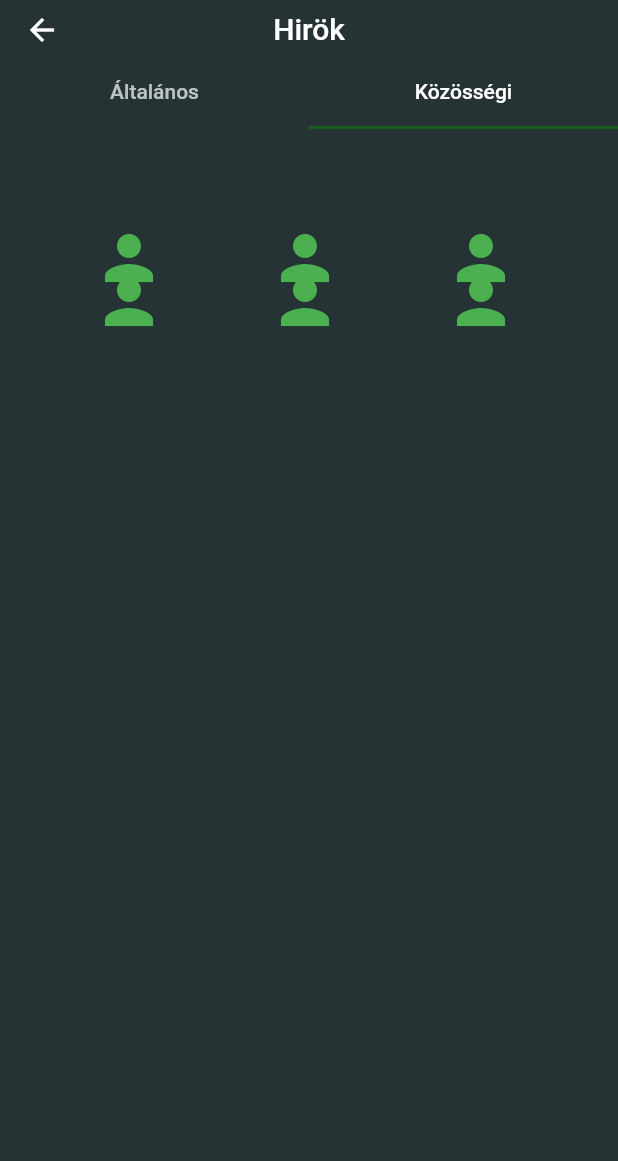
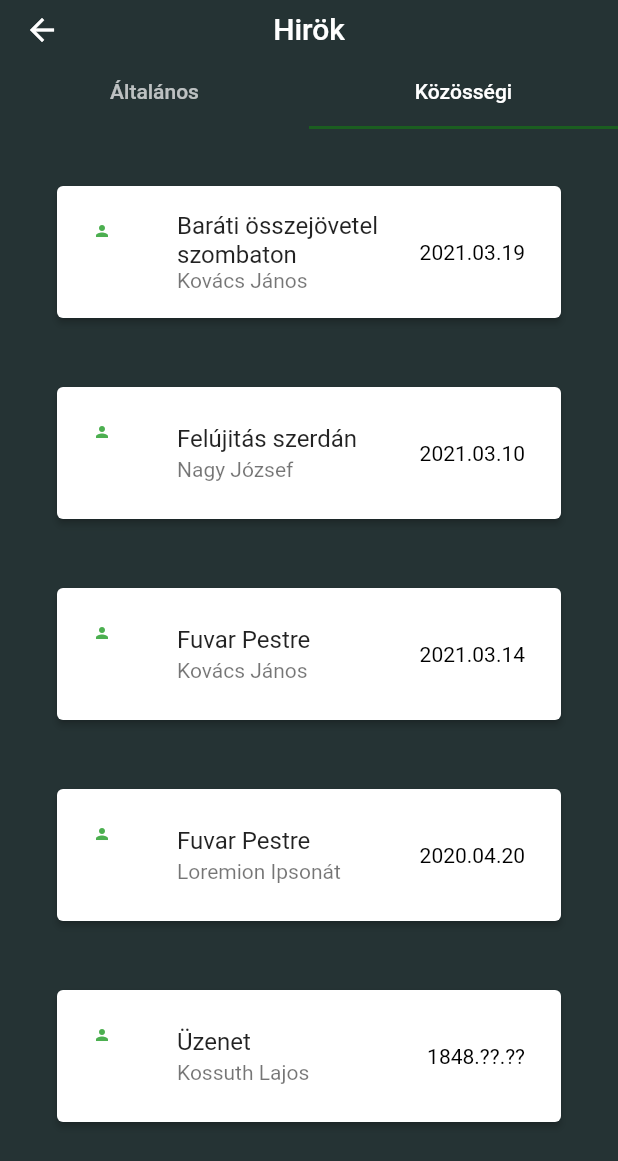
Before and after one commit to FutureCity-greenpeas/dugnad, a Flutter app: the News screen opened directly, tab 2 chosen, on a phone screen of 412 x 824 dp. Shown: the top 1161 px of the screen. Run offline on Flutter 3.47's test engine with Material 2 defaults, Android fonts, the phone set to English and light mode, and no system bars; our stand-ins replace hexcolor.

Commit message:
deleted newsRow.dart

```diff
--- a/dugnad/lib/news/listCard.dart
+++ b/dugnad/lib/news/listCard.dart
@@ -1,7 +1,7 @@
 import 'package:dugnad/news/listitem.dart';
 import 'package:flutter/material.dart';
 
-Widget listcard(ListItem item) {
+Widget listcard(ListItem item, BoxConstraints constraint) {
   return Card(
     elevation: 2.0,
     margin: EdgeInsets.only(bottom: 20.0),
@@ -16,7 +16,7 @@ Widget listcard(ListItem item) {
           leading: Icon(
             Icons.person,
             color: Colors.green,
-            size: 48.0,
+            size: constraint.maxWidth > 500 ? 24 : 12,
           ),
           title: Text(item.title),
           subtitle: Container(child: Text(item.author)),
--- a/dugnad/lib/news/news.dart
+++ b/dugnad/lib/news/news.dart
@@ -97,23 +97,40 @@ class _NewsState extends State<News> with SingleTickerProviderStateMixin {
             ),
             Padding(
               padding: EdgeInsets.all(30.0),
-              child: Container(
+              child: LayoutBuilder(
+                builder: (context, constraint) {
+                  if (constraint.maxWidth > 500) {
+                    return Container(
                       child: GridView.count(
                         childAspectRatio: 100 / 25,
                         crossAxisCount: 3,
                         children: List.generate(6, (index) {
-                    return SizedBox(
-                      height: 10,
-                      child: Padding(
+                          return Padding(
                             padding: EdgeInsets.all(8.0),
                             child: Container(
                               padding: EdgeInsets.only(bottom: 10),
-                          child: listcard(listTiles[index]),
-                        ),
+                              child: listcard(listTiles[index], constraint),
                             ),
                           );
                         }),
                       ),
+                    );
+                  } else {
+                    return Container(
+                      child: ListView(
+                        children: List.generate(6, (index) {
+                          return Padding(
+                            padding: EdgeInsets.all(8.0),
+                            child: Container(
+                              padding: EdgeInsets.only(bottom: 10),
+                              child: listcard(listTiles[index], constraint),
+                            ),
+                          );
+                        }),
+                      ),
+                    );
+                  }
+                },
               ),
             ),
           ],
```
Lines whose indentation alone changed are shown as unchanged.
